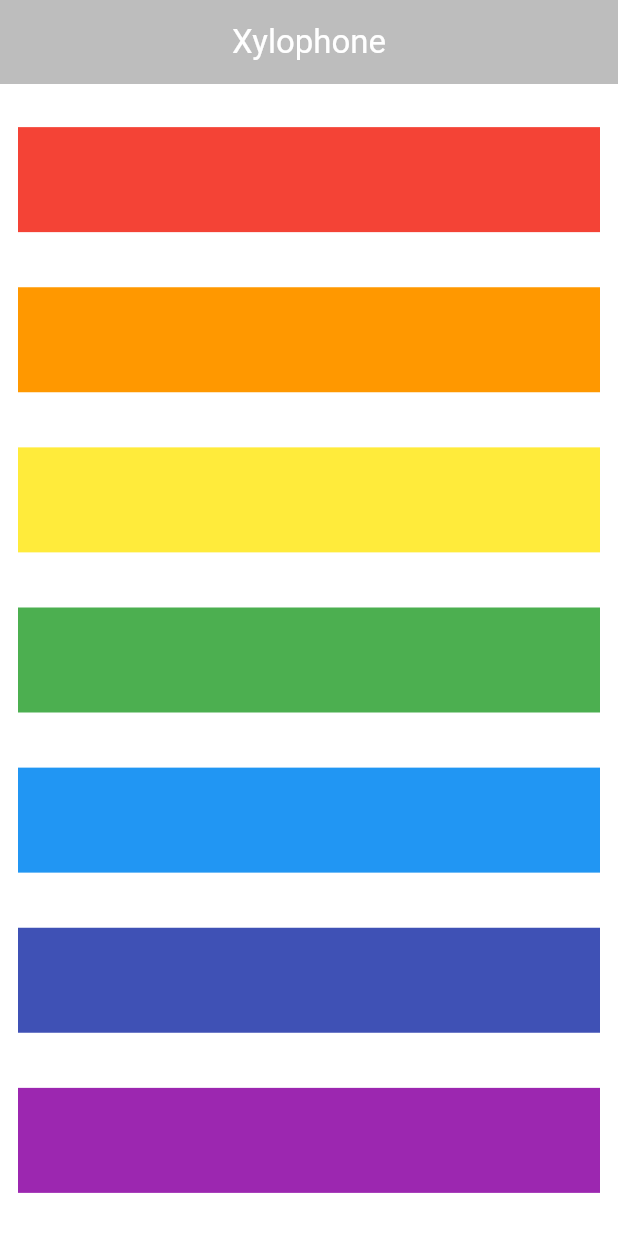
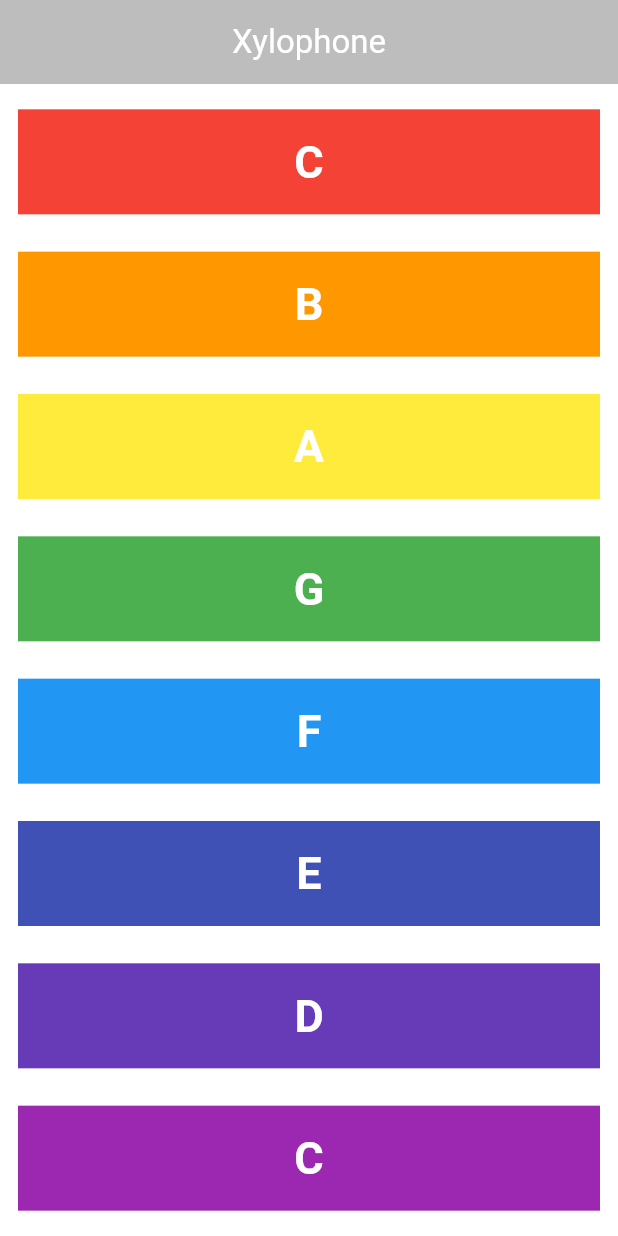
Before and after one commit to devwadhwa01/Xylophone, a Flutter app: the screen it shows after launch, on a phone screen of 412 x 824 dp. Run offline on Flutter 3.47's test engine with Material 3 defaults, Android fonts, the phone set to English and light mode, and no system bars; our stand-ins replace audioplayers.

Commit message:
Updated UI and refactored code

```diff
--- a/lib/main.dart
+++ b/lib/main.dart
@@ -1,5 +1,5 @@
-import 'package:audiofileplayer/audiofileplayer.dart';
 import 'package:flutter/material.dart';
+import 'package:audioplayers/audioplayers.dart';
 
 void main() {
   runApp(const MyApp());
@@ -8,9 +8,25 @@ void main() {
 class MyApp extends StatelessWidget {
   const MyApp({super.key});
 
+  TextButton keys(String noteSound, Color color, String noteName){
+    double buttonHeight = 70.0;
+    return TextButton(
+      style: const ButtonStyle(enableFeedback: false, overlayColor: WidgetStateColor.transparent, shadowColor: WidgetStateColor.transparent, splashFactory: NoSplash.splashFactory),
+      onPressed: () {
+        playMusic(noteSound);
+      },
+      child: Container(
+        color: color,
+        width: double.infinity,
+        height: buttonHeight,
+        child: Center(child: Text(noteName, style: const TextStyle(fontSize: 30.0, color: Colors.white, fontWeight: FontWeight.bold),)),
+      ),
+    );
+  }
+
   @override
   Widget build(BuildContext context) {
-    double buttonHeight = 70.0;
+
     return MaterialApp(
       debugShowCheckedModeBanner: false,
       home: Scaffold(
@@ -26,77 +42,14 @@ class MyApp extends StatelessWidget {
         body: Column(
           mainAxisAlignment: MainAxisAlignment.spaceEvenly,
           children: <Widget>[
-            TextButton(
-              style: const ButtonStyle(enableFeedback: false, overlayColor: WidgetStateColor.transparent),
-              onPressed: () {
-                Audio.load('assets/note1.wav')..play()..dispose();
-              },
-              child: Container(
-                color: Colors.red,
-                width: double.infinity,
-                height: buttonHeight,
-              ),
-            ),
-            TextButton(
-              onPressed: () {
-
-              },
-              child: Container(
-                color: Colors.orange,
-                width: double.infinity,
-                height: buttonHeight,
-              ),
-            ),
-            TextButton(
-              onPressed: () {
-
-              },
-              child: Container(
-                color: Colors.yellow,
-                width: double.infinity,
-                height: buttonHeight,
-              ),
-            ),
-            TextButton(
-              onPressed: () {
-                playMusic();
-              },
-              child: Container(
-                color: Colors.green,
-                width: double.infinity,
-                height: buttonHeight,
-              ),
-            ),
-            TextButton(
-              onPressed: () {
-                playMusic();
-              },
-              child: Container(
-                color: Colors.blue,
-                width: double.infinity,
-                height: buttonHeight,
-              ),
-            ),
-            TextButton(
-              onPressed: () {
-                playMusic();
-              },
-              child: Container(
-                color: Colors.indigo,
-                width: double.infinity,
-                height: buttonHeight,
-              ),
-            ),
-            TextButton(
-              onPressed: () {
-                playMusic();
-              },
-              child: Container(
-                color: Colors.purple,
-                width: double.infinity,
-                height: buttonHeight,
-              ),
-            ),
+            keys("C2", Colors.red,"C"),
+            keys("B", Colors.orange,"B"),
+            keys("A", Colors.yellow,"A"),
+            keys("G", Colors.green,"G"),
+            keys("F", Colors.blue,"F"),
+            keys("E1", Colors.indigo,"E"),
+            keys("D1", Colors.deepPurple,"D"),
+            keys("C", Colors.purple,"C")
           ],
         ),
         backgroundColor: Colors.white10,
@@ -105,6 +58,7 @@ class MyApp extends StatelessWidget {
   }
 }
 
-void playMusic() {
-
+void playMusic(chord) {
+  final player = AudioPlayer();
+  player.play(AssetSource('$chord.wav'));
 }
--- a/pubspec.yaml
+++ b/pubspec.yaml
@@ -13,7 +13,8 @@ dependencies:
   flutter:
     sdk: flutter
   cupertino_icons: ^1.0.8
-  audiofileplayer: ^2.1.1
+#  just_audio: ^0.9.42
+  audioplayers: ^6.1.0
 
 dev_dependencies:
   flutter_test:
```
Also changed, not shown: pubspec.lock, 11 other files.
